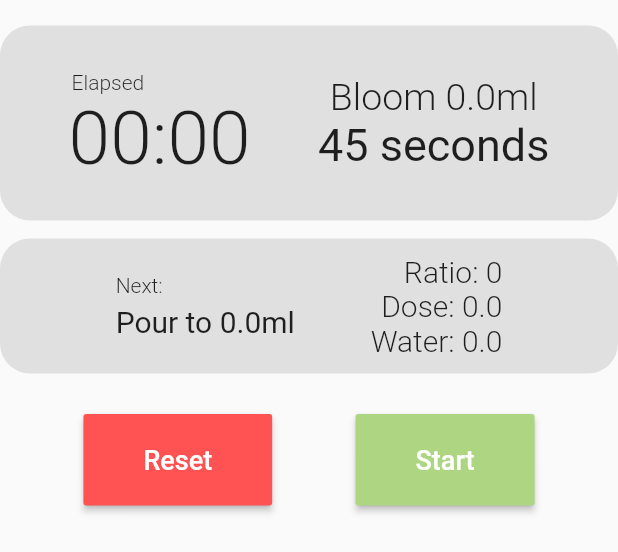
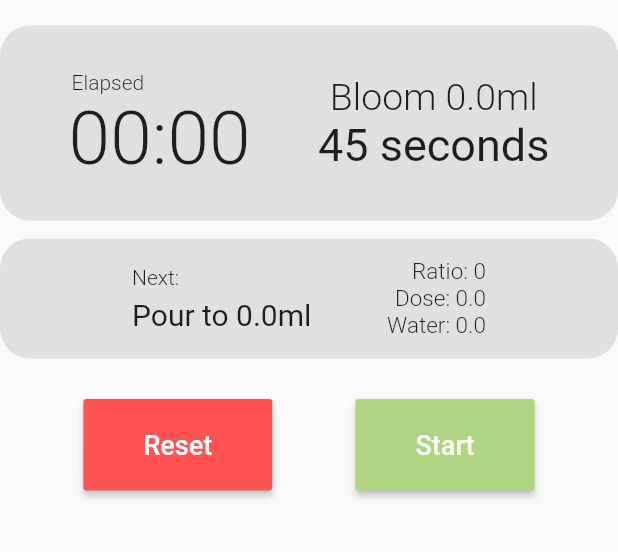
Before and after one commit to arcuezon/coffee_brew, a Flutter app: the BrewTimer widget shown alone on an empty page, opened directly with empty values, on a phone screen of 412 x 824 dp. Shown: the top 552 px of the screen. Run offline on Flutter 3.47's test engine with Material 2 defaults, Android fonts, the light colour scheme and no system bars; missing offline and left inert: screen.

Commit message:
Changed Font Size of details

```diff
--- a/lib/brew.dart
+++ b/lib/brew.dart
@@ -280,7 +280,7 @@ class _BrewTimerState extends State<BrewTimer> {
         ),
         Container(
           width: 500.0,
-          height: 90.0,
+          height: 80.0,
           margin: EdgeInsets.symmetric(vertical: 7.0),
           padding: EdgeInsets.symmetric(vertical: 3.0),
           //constraints: BoxConstraints(minHeight: 50.0),
@@ -324,15 +324,15 @@ class _BrewTimerState extends State<BrewTimer> {
                     Container(
                         child: Text('Ratio: $_mlRatio',
                             style: TextStyle(
-                                fontSize: 20.0, fontWeight: FontWeight.w300))),
+                                fontSize: 15.0, fontWeight: FontWeight.w300))),
                     Container(
                         child: Text('Dose: $_dose',
                             style: TextStyle(
-                                fontSize: 20.0, fontWeight: FontWeight.w300))),
+                                fontSize: 15.0, fontWeight: FontWeight.w300))),
                     Container(
                         child: Text('Water: $_total',
                             style: TextStyle(
-                                fontSize: 20.0, fontWeight: FontWeight.w300))),
+                                fontSize: 15.0, fontWeight: FontWeight.w300))),
                   ],
                 )
               ]),
```
